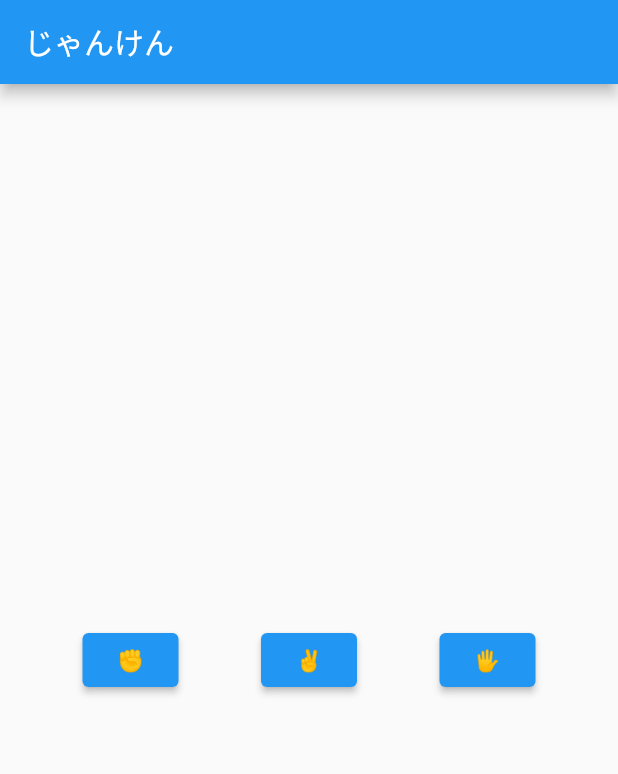
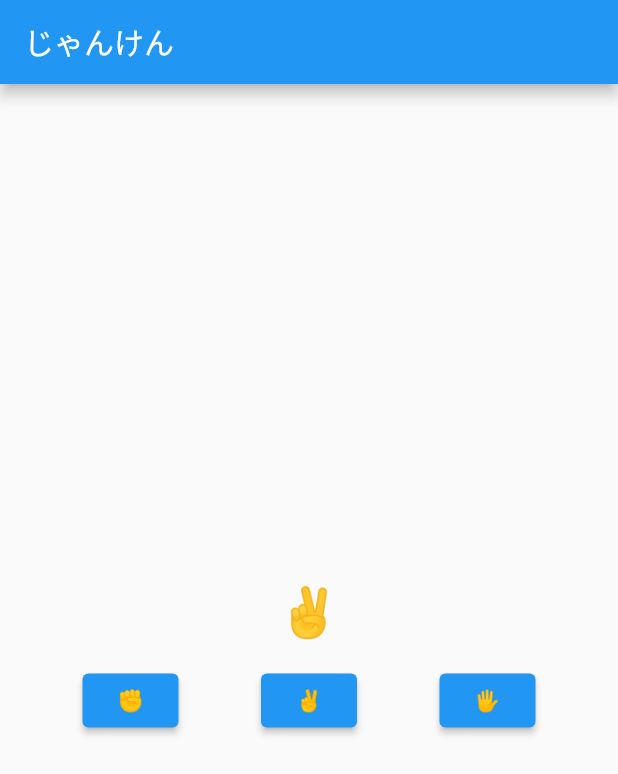
Before and after one commit to juninaba/janken, a Flutter app: the screen it shows after launch, after a tap on "✌️", on a phone screen of 412 x 824 dp. Shown: the top 774 px of the screen. Run offline on Flutter 3.47's test engine with Material 2 defaults, Android fonts, the phone set to English and light mode, and no system bars.

```diff
--- a/lib/main.dart
+++ b/lib/main.dart
@@ -27,6 +27,8 @@ class JankenPage extends StatefulWidget {
 }
 
 class _JankenPageState extends State<JankenPage> {
+  String myHand = '✊';
+
   @override
   Widget build(BuildContext context) {
     return Scaffold(
@@ -34,20 +36,50 @@ class _JankenPageState extends State<JankenPage> {
         title: Text('じゃんけん'),
       ),
       body: Center(
-        child: Row(
+        child: Column(
+          mainAxisAlignment: MainAxisAlignment.center,
+          children: [
+            Text(
+              myHand,
+              style: TextStyle(
+                fontSize: 32,
+              ),
+            ),
+            SizedBox(height: 16),
+            Row(
               mainAxisAlignment: MainAxisAlignment.spaceEvenly,
               children: [
                 ElevatedButton(
-              onPressed: () {},
+                  onPressed: () {
+                    myHand = '✊';
+                    print(myHand);
+                    setState(() {
+
+                    });
+                  },
                   child: Text('✊'),
                 ),
                 ElevatedButton(
-              onPressed: () {},
+                  onPressed: () {
+                    myHand = '✌️';
+                    print(myHand);
+                    setState(() {
+
+                    });
+                  },
                   child: Text('✌️'),
                 ),
                 ElevatedButton(
-              onPressed: () {},
+                  onPressed: () {
+                    myHand = '🖐';
+                    print(myHand);
+                    setState(() {
+
+                    });
+                  },
                   child: Text('🖐'),
+                ),
+              ],
             ),
           ],
         ),
```
Lines whose indentation alone changed are shown as unchanged.
